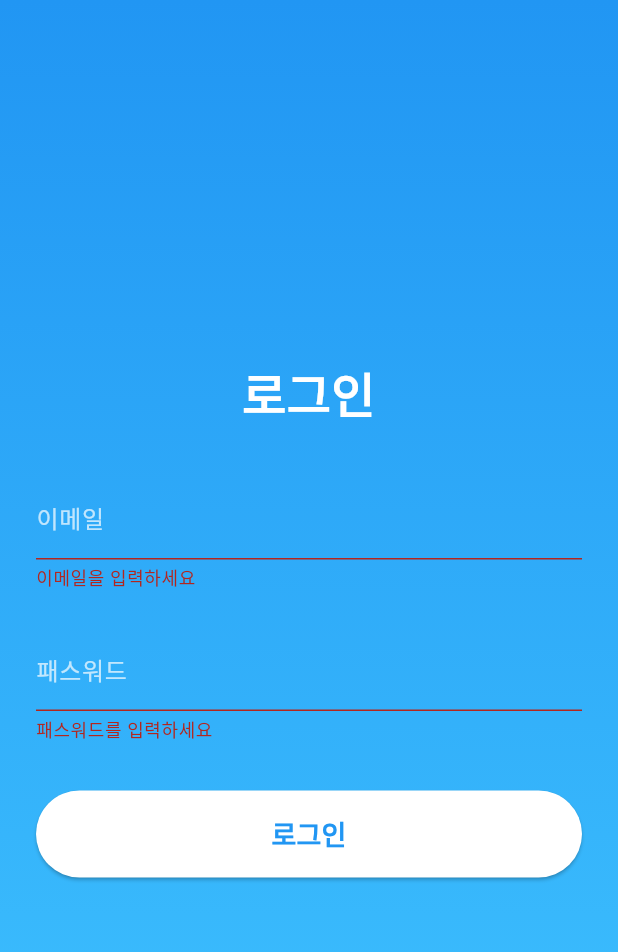
After one commit to solardayz/ntb_app, a Flutter app: the LoginScreen screen opened directly, after a tap on "로그인", on a phone screen of 412 x 824 dp. The commit adds this screen. Shown: the top 952 px of the screen. Run offline on Flutter 3.47's test engine with Material 3 defaults, Android fonts, the phone set to English and light mode, and no system bars; our stand-ins replace percent_indicator; missing offline and left inert: mobile_scanner; network calls fail.

Commit message:
Feat: Implement Login Screen, Update Navigation and UI in Other Screens
- Adds a new `LoginScreen` widget with email and password input fields, validation, and a login button.
- Updates the `AppBar` titles in `QRScannerScreen`, `UserScreen`, and `ChangePasswordScreen` to use white text color.
- Adds `elevation: 0` and sets the icon color to white in the `AppBar` of `QRScannerScreen`, `UserScreen`, and `ChangePasswordScreen`.
- Removes the "뒤로가기" button from the `UserScreen`.

```diff
--- a/lib/screens/change_password_screen.dart
+++ b/lib/screens/change_password_screen.dart
@@ -35,9 +35,10 @@ class _ChangePasswordScreenState extends State<ChangePasswordScreen> {
   Widget build(BuildContext context) {
     return Scaffold(
       appBar: AppBar(
-        title: const Text("패스워드 변경"),
+        title: const Text("패스워드 변경", style: TextStyle(color: Colors.white)),
         backgroundColor: Colors.black,
         elevation: 0,
+        iconTheme: const IconThemeData(color: Colors.white)
       ),
       body: Container(
         decoration: BoxDecoration(
--- /dev/null
+++ b/lib/screens/login_screen.dart
@@ -0,0 +1,133 @@
+import 'package:flutter/material.dart';
+
+class LoginScreen extends StatefulWidget {
+  const LoginScreen({super.key});
+
+  @override
+  State<LoginScreen> createState() => _LoginScreenState();
+}
+
+class _LoginScreenState extends State<LoginScreen> {
+  final _formKey = GlobalKey<FormState>();
+  final TextEditingController _emailController = TextEditingController();
+  final TextEditingController _passwordController = TextEditingController();
+
+  @override
+  void dispose() {
+    _emailController.dispose();
+    _passwordController.dispose();
+    super.dispose();
+  }
+
+  void _login() {
+    if (_formKey.currentState!.validate()) {
+      // 예제: 콘솔에 로그인 정보 출력 및 스낵바 표시
+      debugPrint("Email: ${_emailController.text}, Password: ${_passwordController.text}");
+      ScaffoldMessenger.of(context).showSnackBar(
+        const SnackBar(content: Text('로그인 성공!')),
+      );
+      // 실제 로그인 로직 및 화면 전환 로직 추가 가능
+    }
+  }
+
+  @override
+  Widget build(BuildContext context) {
+    return Scaffold(
+      // 전체 배경에 심플한 그라데이션 적용
+      body: Container(
+        decoration: BoxDecoration(
+          gradient: LinearGradient(
+            colors: [Colors.blue, Colors.lightBlueAccent],
+            begin: Alignment.topCenter,
+            end: Alignment.bottomCenter,
+          ),
+        ),
+        padding: const EdgeInsets.symmetric(horizontal: 24, vertical: 64),
+        child: Center(
+          child: SingleChildScrollView(
+            child: Form(
+              key: _formKey,
+              child: Column(
+                crossAxisAlignment: CrossAxisAlignment.stretch,
+                children: [
+                  const Text(
+                    "로그인",
+                    textAlign: TextAlign.center,
+                    style: TextStyle(
+                      fontSize: 32,
+                      fontWeight: FontWeight.bold,
+                      color: Colors.white,
+                    ),
+                  ),
+                  const SizedBox(height: 32),
+                  TextFormField(
+                    controller: _emailController,
+                    keyboardType: TextInputType.emailAddress,
+                    style: const TextStyle(color: Colors.white),
+                    decoration: InputDecoration(
+                      labelText: "이메일",
+                      labelStyle: const TextStyle(color: Colors.white70),
+                      enabledBorder: UnderlineInputBorder(
+                        borderSide: BorderSide(color: Colors.white70),
+                      ),
+                      focusedBorder: const UnderlineInputBorder(
+                        borderSide: BorderSide(color: Colors.white),
+                      ),
+                    ),
+                    validator: (value) {
+                      if (value == null || value.isEmpty) {
+                        return "이메일을 입력하세요";
+                      }
+                      if (!RegExp(r'\S+@\S+\.\S+').hasMatch(value)) {
+                        return "유효한 이메일 주소를 입력하세요";
+                      }
+                      return null;
+                    },
+                  ),
+                  const SizedBox(height: 24),
+                  TextFormField(
+                    controller: _passwordController,
+                    obscureText: true,
+                    style: const TextStyle(color: Colors.white),
+                    decoration: InputDecoration(
+                      labelText: "패스워드",
+                      labelStyle: const TextStyle(color: Colors.white70),
+                      enabledBorder: UnderlineInputBorder(
+                        borderSide: BorderSide(color: Colors.white70),
+                      ),
+                      focusedBorder: const UnderlineInputBorder(
+                        borderSide: BorderSide(color: Colors.white),
+                      ),
+                    ),
+                    validator: (value) {
+                      if (value == null || value.isEmpty) {
+                        return "패스워드를 입력하세요";
+                      }
+                      if (value.length < 6) {
+                        return "패스워드는 최소 6자리 이상이어야 합니다";
+                      }
+                      return null;
+                    },
+                  ),
+                  const SizedBox(height: 32),
+                  ElevatedButton(
+                    onPressed: _login,
+                    style: ElevatedButton.styleFrom(
+                      backgroundColor: Colors.white,
+                      foregroundColor: Colors.blue,
+                      padding: const EdgeInsets.symmetric(vertical: 16),
+                    ),
+                    child: const Text(
+                      "로그인",
+                      style: TextStyle(fontSize: 18, fontWeight: FontWeight.bold),
+                    ),
+                  ),
+                ],
+              ),
+            ),
+          ),
+        ),
+      ),
+    );
+  }
+}
--- a/lib/screens/qr_scanner_screen.dart
+++ b/lib/screens/qr_scanner_screen.dart
@@ -33,8 +33,10 @@ class _QRScannerScreenState extends State<QRScannerScreen> {
   Widget build(BuildContext context) {
     return Scaffold(
       appBar: AppBar(
-        title: const Text("QR 스캔"),
+        title: const Text("QR 스캔", style: TextStyle(color: Colors.white)),
         backgroundColor: Colors.black,
+        elevation: 0,
+        iconTheme: const IconThemeData(color: Colors.white)
       ),
       body: MobileScanner(
         controller: _controller,
--- a/lib/screens/user_screen.dart
+++ b/lib/screens/user_screen.dart
@@ -18,9 +18,10 @@ class _UserScreenState extends State<UserScreen> {
   Widget build(BuildContext context) {
     return Scaffold(
       appBar: AppBar(
-        title: const Text("사용자 정보"),
+        title: const Text("사용자 정보", style: TextStyle(color: Colors.white)),
         backgroundColor: Colors.black,
         elevation: 0,
+        iconTheme: const IconThemeData(color: Colors.white),
       ),
       body: Container(
         decoration: BoxDecoration(
@@ -124,21 +125,6 @@ class _UserScreenState extends State<UserScreen> {
                     style: TextStyle(color: Colors.white, fontSize: 16),
                   ),
                 ),
-                const SizedBox(height: 16),
-                // 뒤로가기 버튼
-                ElevatedButton(
-                  onPressed: () {
-                    Navigator.pop(context);
-                  },
-                  style: ElevatedButton.styleFrom(
-                    backgroundColor: Colors.grey.shade700,
-                    minimumSize: const Size.fromHeight(50),
-                  ),
-                  child: const Text(
-                    "뒤로가기",
-                    style: TextStyle(color: Colors.white, fontSize: 16),
-                  ),
-                ),
               ],
             ),
           ),
```
